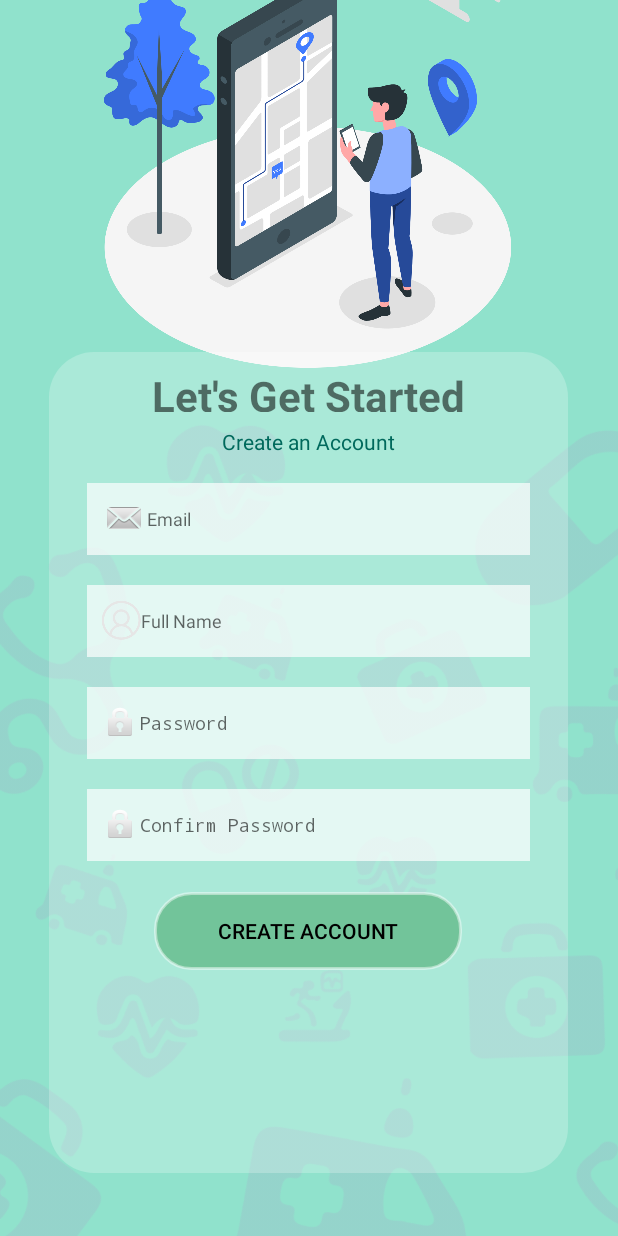
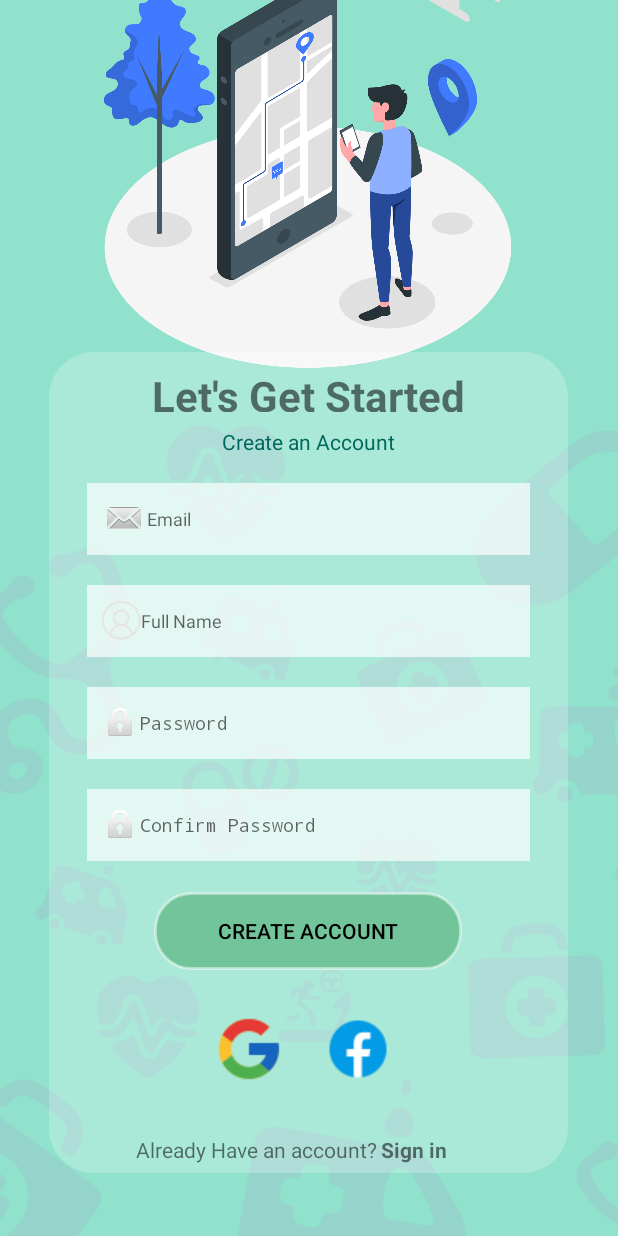
Before and after one commit to ANGGE0101/MEDIMAP_V1, an Android app: the CreateActivity screen opened directly, with no data from a screen before it, on a phone screen of 412 x 824 dp. Run offline under Robolectric (Android 15) with nearby library versions, the phone set to English and light mode, and no system bars.

Commit message:
google and facebook icon for sign in added

```diff
--- a/app/src/main/res/layout/activity_create.xml
+++ b/app/src/main/res/layout/activity_create.xml
@@ -150,4 +150,53 @@
         app:layout_constraintTop_toTopOf="parent"
         app:layout_constraintVertical_bias="0.77" />
 
+    <TextView
+        android:id="@+id/textView7"
+        android:layout_width="wrap_content"
+        android:layout_height="wrap_content"
+        android:text="Already Have an account?"
+        app:layout_constraintBottom_toBottomOf="parent"
+        app:layout_constraintEnd_toEndOf="parent"
+        app:layout_constraintHorizontal_bias="0.362"
+        app:layout_constraintStart_toStartOf="parent"
+        app:layout_constraintTop_toTopOf="parent"
+        app:layout_constraintVertical_bias="0.94" />
+
+    <TextView
+        android:id="@+id/textView8"
+        android:layout_width="wrap_content"
+        android:layout_height="wrap_content"
+        android:text="Sign in"
+        android:textStyle="bold"
+        app:layout_constraintBottom_toBottomOf="parent"
+        app:layout_constraintEnd_toEndOf="parent"
+        app:layout_constraintHorizontal_bias="0.69"
+        app:layout_constraintStart_toStartOf="parent"
+        app:layout_constraintTop_toTopOf="parent"
+        app:layout_constraintVertical_bias="0.94" />
+
+    <androidx.constraintlayout.utils.widget.ImageFilterView
+        android:id="@+id/imageFilterView10"
+        android:layout_width="wrap_content"
+        android:layout_height="wrap_content"
+        app:layout_constraintBottom_toBottomOf="parent"
+        app:layout_constraintEnd_toEndOf="parent"
+        app:layout_constraintHorizontal_bias="0.39"
+        app:layout_constraintStart_toStartOf="parent"
+        app:layout_constraintTop_toTopOf="parent"
+        app:layout_constraintVertical_bias="0.87"
+        app:srcCompat="@drawable/icons8_google_48" />
+
+    <androidx.constraintlayout.utils.widget.ImageFilterView
+        android:id="@+id/imageFilterView11"
+        android:layout_width="wrap_content"
+        android:layout_height="wrap_content"
+        app:layout_constraintBottom_toBottomOf="parent"
+        app:layout_constraintEnd_toEndOf="parent"
+        app:layout_constraintHorizontal_bias="0.59"
+        app:layout_constraintStart_toStartOf="parent"
+        app:layout_constraintTop_toTopOf="parent"
+        app:layout_constraintVertical_bias="0.87"
+        app:srcCompat="@drawable/icons8_facebook_48" />
+
 </androidx.constraintlayout.widget.ConstraintLayout>
--- a/app/src/main/res/values/strings.xml
+++ b/app/src/main/res/values/strings.xml
@@ -31,4 +31,5 @@
     <string name="enter_municipality">Enter municipality</string>
     <string name="enter_province">Enter province</string>
     <string name="image">image</string>
+    <string name="google_logo_signin" />
 </resources>
```
Also changed, not shown: app/src/main/res/drawable/icons8_facebook_48.png (added), app/src/main/res/drawable/icons8_google_48.png (added).
